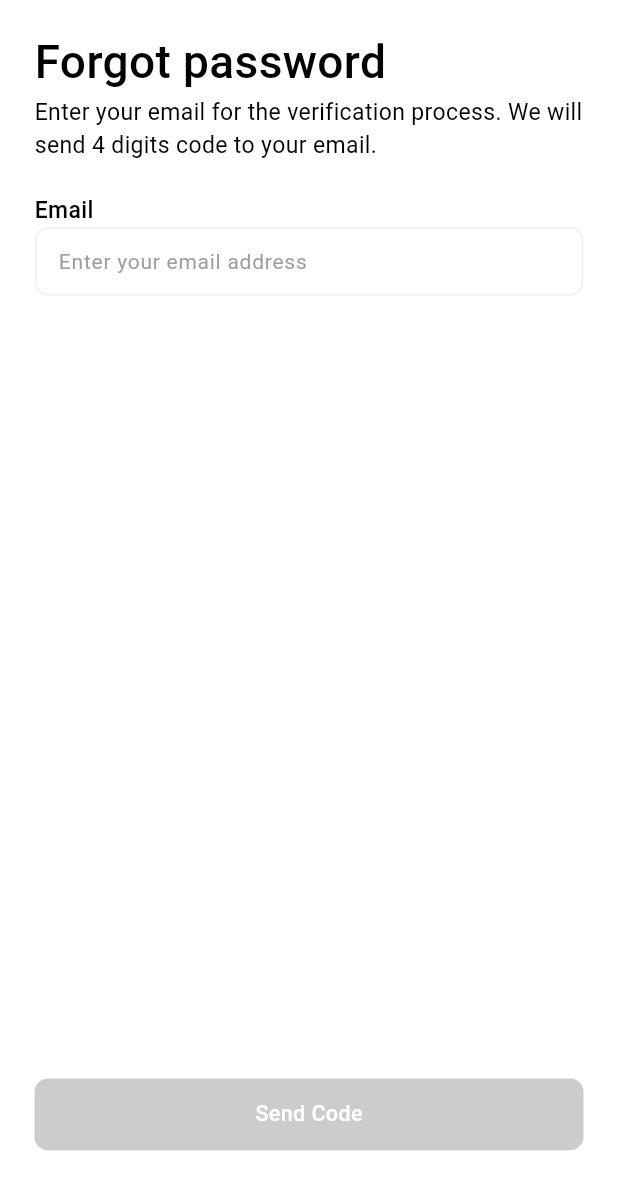
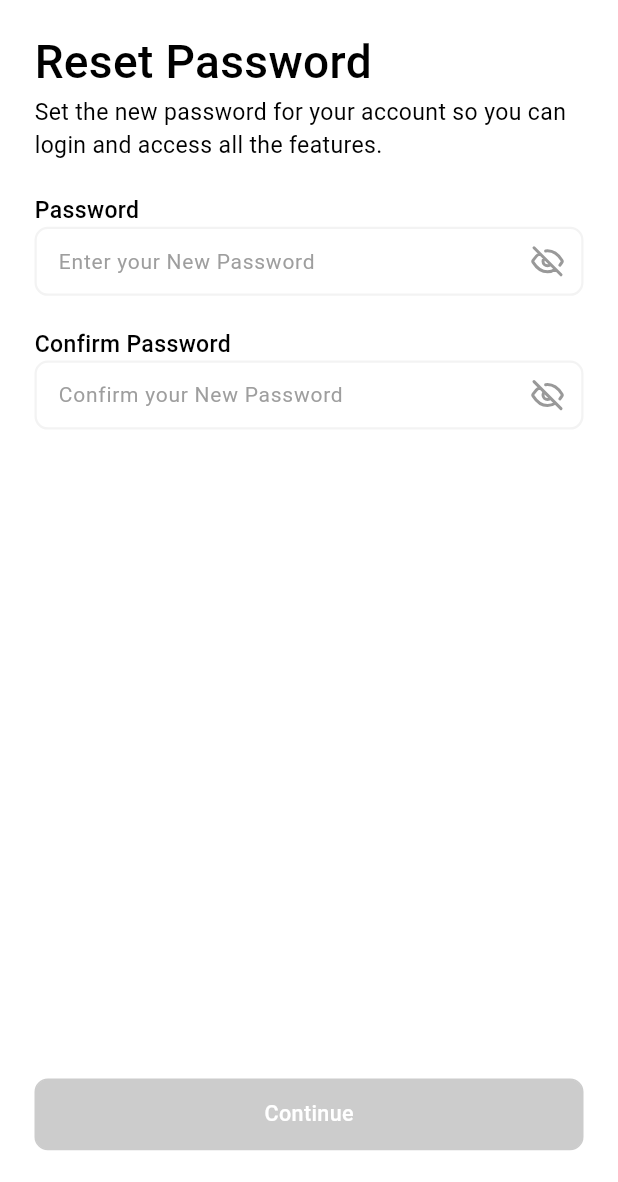
Before and after one commit to isroilovismoiljon/store_mobile, a Flutter app: the screen it shows after launch, on a phone screen of 412 x 824 dp, the part 54-1236 px from its top. Run offline on Flutter 3.47's test engine with Material 3 defaults, Android fonts, the phone set to English and light mode, and no system bars; our stand-ins replace cherry_toast, flutter_screenutil, flutter_secure_storage, flutter_svg, go_router.

Commit message:
Forgot password dan Reset passwordgacha tugadi

```diff
--- a/lib/core/imports.dart
+++ b/lib/core/imports.dart
@@ -27,3 +27,6 @@ export 'package:store_mobile/features/auth/pages/login_page.dart';
 export 'package:store_mobile/features/auth/pages/sign_up_page.dart';
 export 'package:store_mobile/features/onboarding/pages/splash_page.dart';
 export 'package:store_mobile/features/auth/managers/forgot_password_vm.dart';
+export 'package:cherry_toast/cherry_toast.dart';
+export 'package:cherry_toast/resources/arrays.dart';
+export 'package:store_mobile/features/auth/pages/reset_password_page.dart';
--- a/lib/core/routing/router.dart
+++ b/lib/core/routing/router.dart
@@ -1,7 +1,7 @@
 import '../../../core/imports.dart';
 
 GoRouter router = GoRouter(
-  initialLocation: Routes.forgotPassword,
+  initialLocation: Routes.resetPassword,
   routes: <RouteBase>[
     GoRoute(path: Routes.home,
     builder: (context, state) => HomePage(),
@@ -29,6 +29,9 @@ GoRouter router = GoRouter(
       GoRoute(path: Routes.enterOtp,
         builder: (context, state) => EnterOtpPage(),
       ),
+      GoRoute(path: Routes.resetPassword,
+        builder: (context, state) => ResetPasswordPage(),
+      ),
     ]),
   ],
 );
--- /dev/null
+++ b/lib/features/auth/pages/reset_password_page.dart
@@ -0,0 +1,129 @@
+import '../../../core/imports.dart';
+
+class ResetPasswordPage extends StatefulWidget {
+  const ResetPasswordPage({super.key});
+
+  @override
+  State<ResetPasswordPage> createState() => _ResetPasswordPageState();
+}
+
+class _ResetPasswordPageState extends State<ResetPasswordPage> {
+  final passwordController = TextEditingController();
+  final confirmPasswordController = TextEditingController();
+  bool isValidPassword = false;
+  bool isValidConfirmPassword = false;
+
+  @override
+  void dispose() {
+    passwordController.dispose();
+    confirmPasswordController.dispose();
+    super.dispose();
+  }
+
+  @override
+  Widget build(BuildContext context) {
+    return Scaffold(
+      extendBody: true,
+      appBar: AppBar(
+        leading: IconButton(onPressed: () {}, icon: SvgPicture.asset(AppIcons.backArrow)),
+      ),
+      body: Padding(
+        padding: EdgeInsets.fromLTRB(24.w, 0.h, 24.w, 24.h),
+        child: Column(
+          spacing: 24.h,
+          crossAxisAlignment: CrossAxisAlignment.start,
+          children: [
+            PageTopText(
+              title: 'Reset Password',
+              subTitle: 'Set the new password for your account so you can login and access all the features.',
+            ),
+            CustomTextField(
+              label: 'Password',
+              hintText: "Enter your New Password",
+              controller: passwordController,
+              onValidChanged: (bool value) {
+                isValidPassword = value;
+                setState(() {});
+              },
+            ),
+            CustomTextField(
+              label: 'Confirm Password',
+              hintText: "Confirm your New Password",
+              controller: confirmPasswordController,
+              onValidChanged: (bool value) {
+                isValidConfirmPassword = value;
+                setState(() {});
+              },
+            ),
+            Spacer(),
+            CustomButton(
+              title: 'Continue',
+              onPressed: () {
+                if (passwordController.text != confirmPasswordController.text) {
+                  CherryToast.warning(
+                    description: Text(
+                      "Password and confirm password must be equal",
+                      style: TextStyle(color: Colors.black),
+                    ),
+                    animationType: AnimationType.fromLeft,
+                    actionHandler: () {
+                      print("Hello World!!");
+                    },
+                  ).show(context);
+                } else {
+                  isValidPassword && isValidConfirmPassword
+                      ? showDialog(
+                          context: context,
+                          builder: (context) => Container(
+                            margin: EdgeInsets.symmetric(horizontal: 24.w),
+                            width: double.infinity,
+                            padding: EdgeInsets.all(24.r),
+                            alignment: Alignment.center,
+                            decoration: BoxDecoration(
+                              color: Theme.of(context).colorScheme.onPrimary,
+                              borderRadius: BorderRadiusGeometry.circular(20.r),
+                            ),
+                            child: Center(
+                              child: Column(
+                                mainAxisSize: MainAxisSize.min,
+                                children: [
+                                  SvgPicture.asset(
+                                    AppIcons.correct,
+                                    width: 78.w,
+                                    height: 78.h,
+                                  ),
+                                  Text(
+                                    'Password Changed!',
+                                    style: TextStyle(
+                                      color: Theme.of(context).colorScheme.primary,
+                                      fontSize: 20.sp,
+                                      fontWeight: FontWeight.w600,
+                                    ),
+                                  ),
+                                  Text(
+                                    'Your can now use your new password to login to your account.',
+                                    style: TextStyle(
+                                      color: Theme.of(context).colorScheme.primary,
+                                      fontSize: 16.sp,
+                                      fontWeight: FontWeight.w400,
+                                    ),
+                                  ),
+                                  CustomButton(title: 'Login', onPressed: (){context.go(Routes.login);})
+                                ],
+                              ),
+                            ),
+                          ),
+                        )
+                      : null;
+                }
+              },
+              buttonColor: isValidPassword && isValidConfirmPassword
+                  ? Colors.black
+                  : Theme.of(context).colorScheme.secondary,
+            ),
+          ],
+        ),
+      ),
+    );
+  }
+}
--- a/lib/features/common/widgets/textfield/custom_text_field.dart
+++ b/lib/features/common/widgets/textfield/custom_text_field.dart
@@ -44,7 +44,7 @@ class _CustomTextFieldState extends State<CustomTextField> {
           isValid = false;
           errorMessage = 'Please enter valid email address';
         }
-      } else if (widget.label == 'Password') {
+      } else if (widget.label.contains('Password')) {
         if (passwordValidText == 'ok') {
           borderColor = Colors.green;
           errorMessage = null;
@@ -76,19 +76,6 @@ class _CustomTextFieldState extends State<CustomTextField> {
     });
     widget.onValidChanged(isValid);
   }
-
-  // @override
-  // void initState() {
-  //   super.initState();
-  //   widget.controller.addListener(_validate);
-  // }
-  //
-  // @override
-  // void dispose() {
-  //   widget.controller.removeListener(_validate);
-  //   super.dispose();
-  // }
-
   @override
   Widget build(BuildContext context) {
     return Column(
@@ -105,18 +92,18 @@ class _CustomTextFieldState extends State<CustomTextField> {
           controller: widget.controller,
           onChanged: _validate,
           style: TextStyle(color: Colors.black),
-          obscureText: widget.label != 'Password' ? false : (passwordIcon == AppIcons.eyeOff ? true : false),
+          obscureText: !widget.label.contains('Password') ? false : (passwordIcon == AppIcons.eyeOff ? true : false),
+          obscuringCharacter: '*',
           decoration: InputDecoration(
             constraints: BoxConstraints(maxHeight: 52.h),
             suffixIcon: fieldIcon != null && widget.controller.text.isNotEmpty
                 ? IconButton(
                     onPressed: () {},
                     padding: EdgeInsets.zero,
-                    // constraints: BoxConstraints(maxWidth: 24.w, maxHeight: 24.h),
                     iconSize: 24,
                     icon: SvgPicture.asset(fieldIcon!),
                   )
-                : widget.controller.text.isEmpty && widget.label == 'Password'
+                : widget.controller.text.isEmpty && widget.label.contains('Password')
                 ? IconButton(
                     onPressed: () {
                       passwordIcon = passwordIcon == AppIcons.eye ? AppIcons.eyeOff : AppIcons.eye;
--- a/pubspec.yaml
+++ b/pubspec.yaml
@@ -40,6 +40,8 @@ dependencies:
   path_provider: ^2.1.5
   flutter_secure_storage: ^9.2.4
   flutter_svg: ^2.2.1
+  dio: ^5.9.0
+  cherry_toast: ^1.13.0
 
 dev_dependencies:
   flutter_test:
```
Also changed, not shown: lib/features/common/validator.dart (+4 -4 lines), pubspec.lock.
